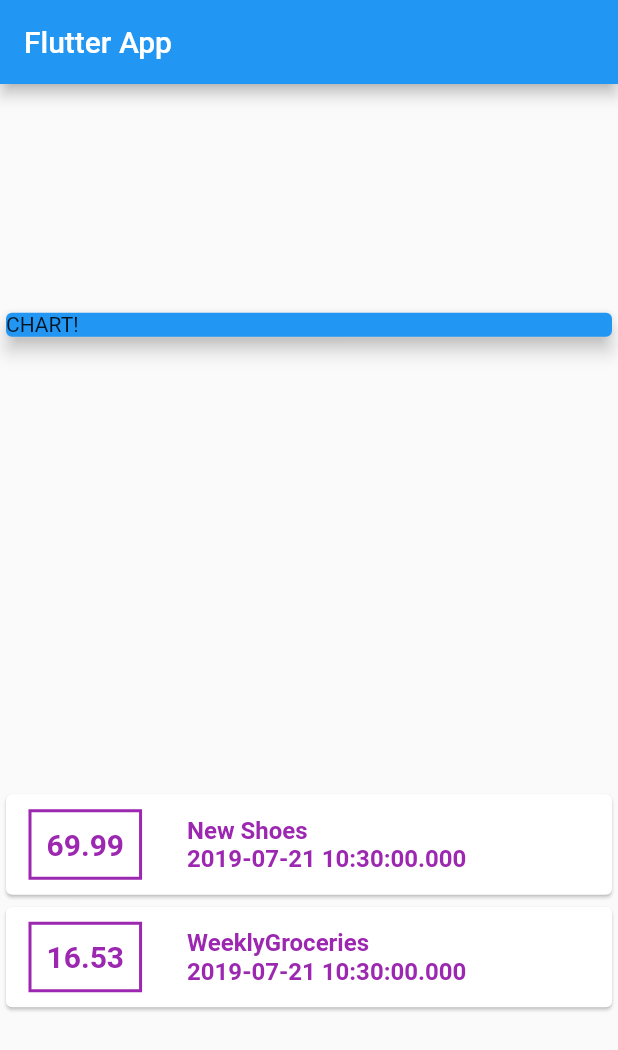
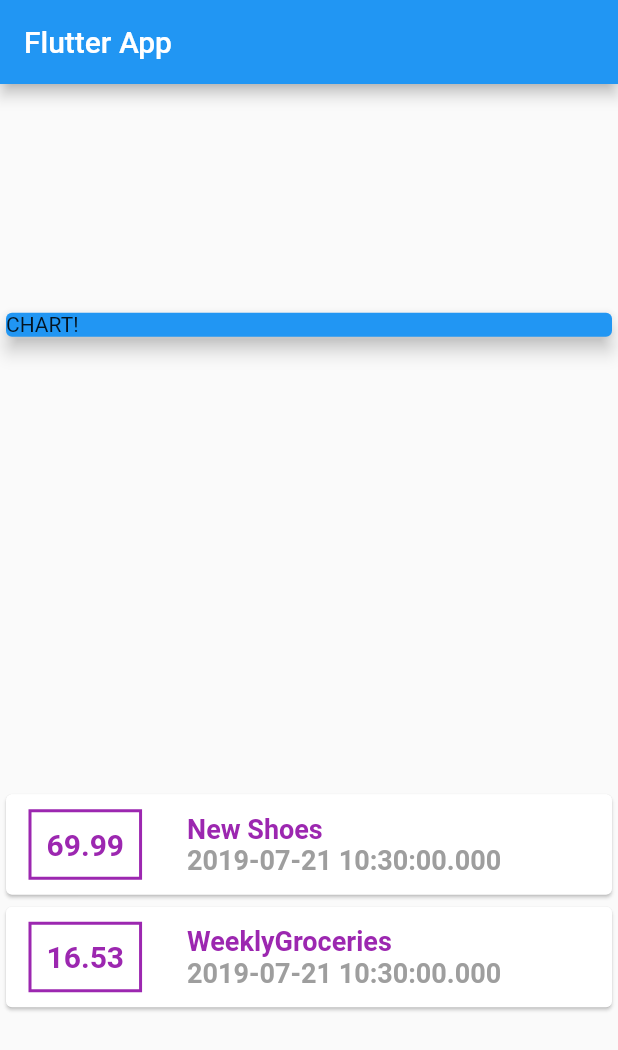
Before and after one commit to sthprashant/personal_expenses_app, a Flutter app: the screen it shows after launch, on a phone screen of 412 x 824 dp. Shown: the top 1050 px of the screen. Run offline on Flutter 3.47's test engine with Material 2 defaults, Android fonts, the phone set to English and light mode, and no system bars.

Commit message:
more stylinh

```diff
--- a/lib/main.dart
+++ b/lib/main.dart
@@ -86,15 +86,15 @@ class MyHomePage extends StatelessWidget {
                           tx.title,
                           style: TextStyle(
                             color: Colors.purple,
-                            fontSize: 16,
+                            fontSize: 18,
                             fontWeight: FontWeight.bold,
                           ),
                         ),
                         Text(
                           tx.date.toString(),
                           style: TextStyle(
-                            color: Colors.purple,
-                            fontSize: 16,
+                            color: Colors.grey,
+                            fontSize: 18,
                             fontWeight: FontWeight.bold,
                           ),
                         )
```
